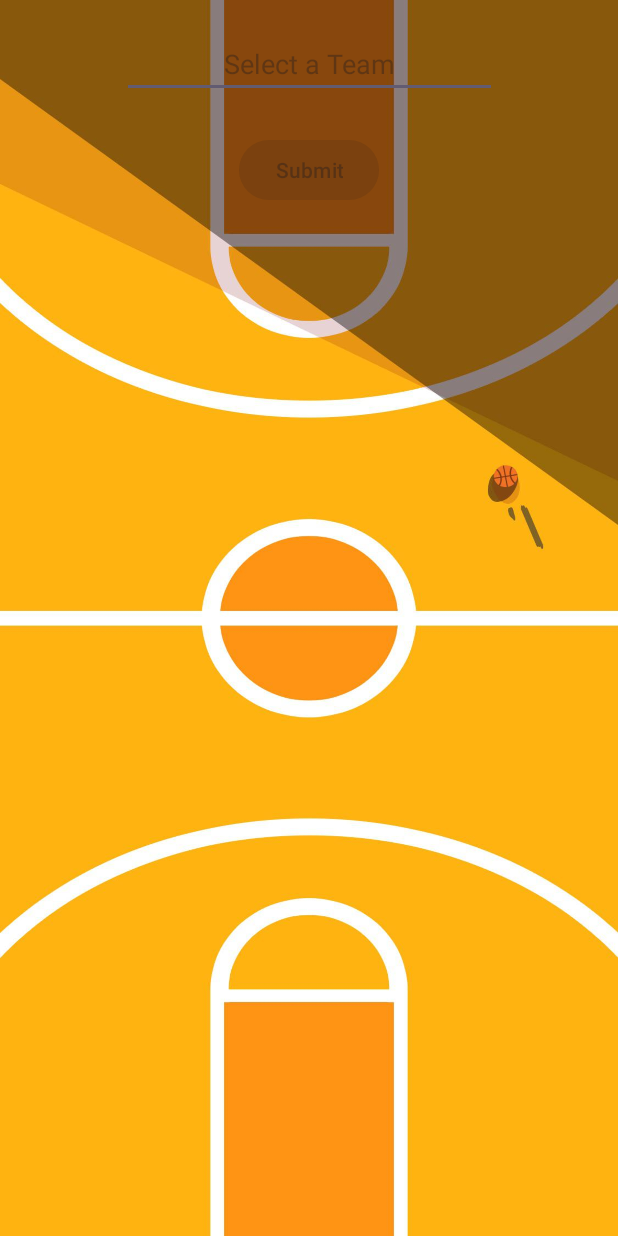
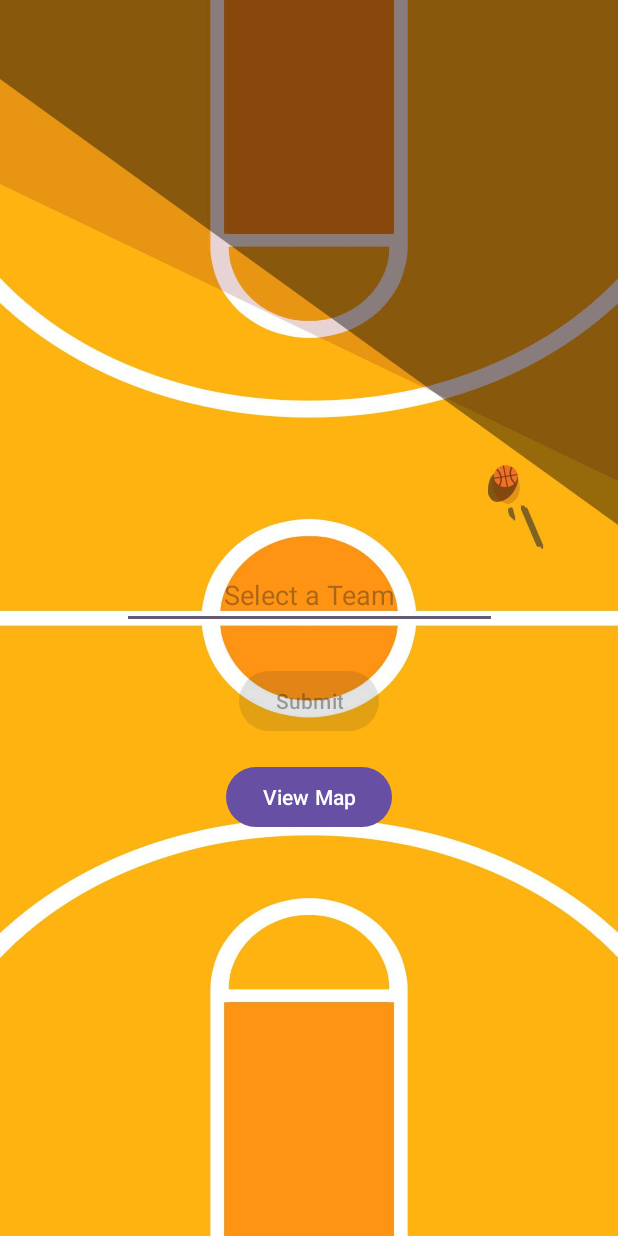
Before and after one commit to evabth/groupproject436, an Android app: the screen it shows after launch (MainActivity), on a phone screen of 412 x 824 dp. Run offline under Robolectric (Android 15) with nearby library versions, the phone set to English and light mode, and no system bars; our stand-ins replace AdMob, Firebase (no records; nobody signed in at launch, a user with empty details on screens opened directly); 3 statements that could not run were skipped.

```diff
--- a/app/build.gradle.kts
+++ b/app/build.gradle.kts
@@ -50,6 +50,7 @@ dependencies {
     implementation(platform("com.google.firebase:firebase-bom:33.7.0"))
     implementation("com.google.firebase:firebase-firestore")
     implementation("com.google.android.gms:play-services-ads:24.4.0")
+    implementation("com.google.android.gms:play-services-maps:19.0.0")
     //implementation(platform("com.google.foirebase:firebase-bom:34.6.0"))
     //implementation("com.google.firebase:firebase-database")
 }
--- a/app/src/main/AndroidManifest.xml
+++ b/app/src/main/AndroidManifest.xml
@@ -18,6 +18,9 @@
         <meta-data
             android:name="com.google.android.gms.ads.APPLICATION_ID"
             android:value="ca-app-pub-3940256099942544~3347511713"/>
+        <meta-data
+            android:name="com.google.android.geo.API_KEY"
+            android:value="AIzaSyDAdypW2-0oqMv9eJiiaFsQ72PJ1tCPALE"/>
         <activity
             android:name=".MainActivity"
             android:exported="true">
@@ -30,6 +33,7 @@
         <activity android:name=".ScheduleActivity" />
         <activity android:name=".TeamActivity" />
         <activity android:name=".PlayerInfoActivity" />
+        <activity android:name=".MapActivity" />
     </application>
 
 </manifest>
--- a/app/src/main/java/com/example/groupproject/MainActivity.kt
+++ b/app/src/main/java/com/example/groupproject/MainActivity.kt
@@ -33,6 +33,7 @@ class MainActivity : AppCompatActivity() {
 
     private lateinit var teamSelection : AutoCompleteTextView
     private lateinit var submitButton : Button
+    private lateinit var mapButton : Button
 
     // Firestore instance
     private lateinit var db: FirebaseFirestore
@@ -41,7 +42,7 @@ class MainActivity : AppCompatActivity() {
     private lateinit var model : Model
 
     // list of all of our teams
-    private lateinit var teams : List<Team>
+    private var teams : List<Team> = emptyList()
 
     // selected team name
     private lateinit var selectedName : String
@@ -83,6 +84,12 @@ class MainActivity : AppCompatActivity() {
         // Set up functionality for the submit button
         submitButton.setOnClickListener { onSubmit() }
 
+        // Set up map button
+        mapButton = findViewById(R.id.mapButton)
+        mapButton.setOnClickListener {
+            startActivity(Intent(this, MapActivity::class.java))
+        }
+
         adView = AdView( this )
         var adSize : AdSize = AdSize(AdSize.FULL_WIDTH, AdSize.AUTO_HEIGHT )
         adView.setAdSize( adSize )
@@ -98,6 +105,21 @@ class MainActivity : AppCompatActivity() {
         // request the ad to be served by Google
         adView.loadAd( adRequest )
 
+    }
+
+    override fun onResume() {
+        super.onResume()
+        // reload saved team when coming back from map
+        val savedTeam = pref.getString("selectedTeamName", "") ?: ""
+        if (savedTeam != "" && teams.any { it.name == savedTeam }) {
+            teamSelection.setText(savedTeam, false)
+            selectedName = savedTeam
+            val selectedTeam = teams.find { it.name == savedTeam }
+            if (selectedTeam != null) {
+                submitButton.isEnabled = true
+                model = Model(selectedTeam.id)
+            }
+        }
     }
 
     private fun onSubmit() {
--- a/app/src/main/res/layout/activity_main.xml
+++ b/app/src/main/res/layout/activity_main.xml
@@ -13,14 +13,15 @@
         android:layout_width="250dp"
         android:layout_height="wrap_content"
         android:id="@+id/teamSelection"
-        android:layout_marginTop="20dp"
         android:hint="Select a Team"
         android:gravity="center"
         android:textAlignment="center"
 
         app:layout_constraintTop_toTopOf="parent"
+        app:layout_constraintBottom_toBottomOf="parent"
         app:layout_constraintStart_toStartOf="parent"
         app:layout_constraintEnd_toEndOf="parent"
+        app:layout_constraintVertical_bias="0.48"
         />
 
 
@@ -34,6 +35,17 @@
         app:layout_constraintStart_toStartOf="parent"
         app:layout_constraintEnd_toEndOf="parent"
         android:layout_marginTop="24dp" />
+
+    <!-- Map Button -->
+    <Button
+        android:id="@+id/mapButton"
+        android:layout_width="wrap_content"
+        android:layout_height="wrap_content"
+        android:text="View Map"
+        app:layout_constraintTop_toBottomOf="@id/submitButton"
+        app:layout_constraintStart_toStartOf="parent"
+        app:layout_constraintEnd_toEndOf="parent"
+        android:layout_marginTop="16dp" />
 
 
     <LinearLayout
```
Also changed, not shown: app/src/main/java/com/example/groupproject/MapActivity.kt (added, +118 -0 lines), app/src/main/res/layout/activity_map.xml (added, +28 -0 lines).
